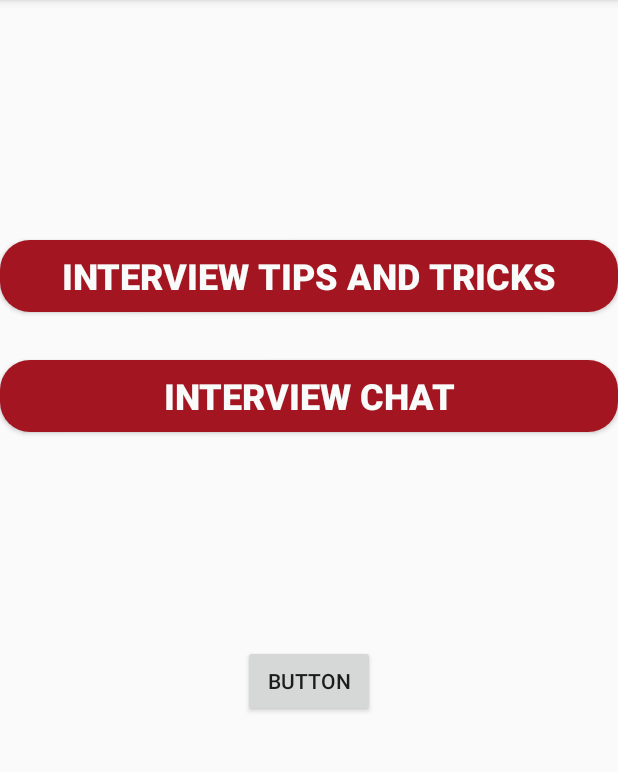
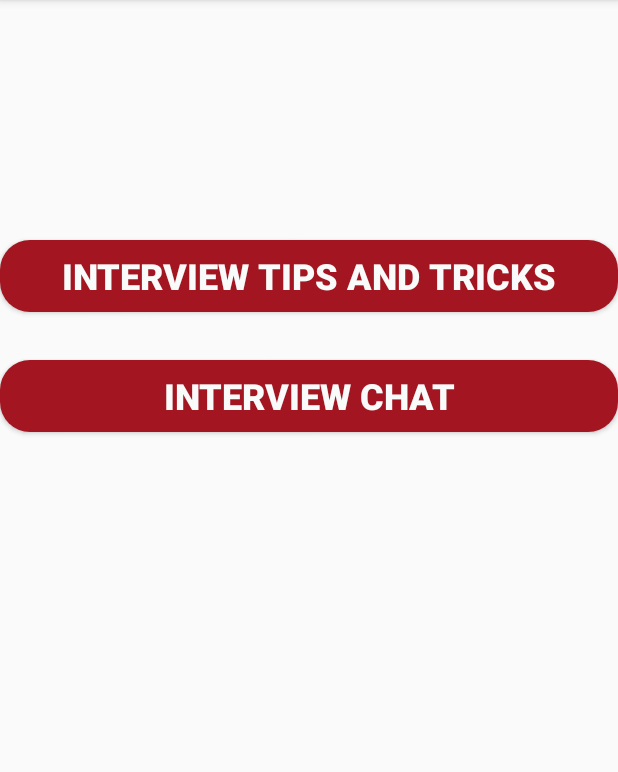
Before and after one commit to arschilke/InterviewMe, an Android app: the screen it shows after launch (MainActivity), on a phone screen of 412 x 824 dp, the part 84-856 px from its top. Run offline under Robolectric (Android 15) with nearby library versions, the phone set to English and light mode, and no system bars.

Commit message:
tip skel

```diff
--- a/InterviewMe/app/build.gradle
+++ b/InterviewMe/app/build.gradle
@@ -25,4 +25,5 @@ dependencies {
     testImplementation 'junit:junit:4.12'
     androidTestImplementation 'com.android.support.test:runner:1.0.2'
     androidTestImplementation 'com.android.support.test.espresso:espresso-core:3.0.2'
+    implementation 'com.android.support:cardview-v7:27.1.1'
 }
--- a/InterviewMe/app/src/main/java/hophacksproject/interviewme/MainActivity.java
+++ b/InterviewMe/app/src/main/java/hophacksproject/interviewme/MainActivity.java
@@ -9,7 +9,6 @@ import android.widget.Button;
 public class MainActivity extends AppCompatActivity {
     Button interviewChat;
     Button tipButton;
-    Button testChatResponse;
 
     @Override
     protected void onCreate(Bundle savedInstanceState) {
@@ -36,14 +35,6 @@ public class MainActivity extends AppCompatActivity {
             }
         });
 
-        testChatResponse = findViewById(R.id.testChatBtn);
-        testChatResponse.setOnClickListener(new View.OnClickListener() {
-            @Override
-            public void onClick(View view) {
-                ChatResponse cr = new ChatResponse("mollie", 't');
-                System.out.println(cr.analyzeResponse("HI, um!"));
-            }
-        });
     }
 
 }
--- a/InterviewMe/app/src/main/res/layout/activity_main.xml
+++ b/InterviewMe/app/src/main/res/layout/activity_main.xml
@@ -39,14 +39,4 @@
         app:layout_constraintStart_toStartOf="parent"
         app:layout_constraintTop_toBottomOf="@+id/tipBtn" />
 
-    <Button
-        android:id="@+id/testChatBtn"
-        android:layout_width="wrap_content"
-        android:layout_height="wrap_content"
-        android:layout_marginTop="142dp"
-        android:layout_marginEnd="162dp"
-        android:text="Button"
-        app:layout_constraintEnd_toEndOf="parent"
-        app:layout_constraintTop_toBottomOf="@+id/chatBtn" />
-
 </android.support.constraint.ConstraintLayout>
```
Also changed, not shown: InterviewMe/app/src/main/java/hophacksproject/interviewme/Tip.java (+12 -1 lines), InterviewMe/app/src/main/res/layout/activity_tip.xml (+3 -13 lines).
